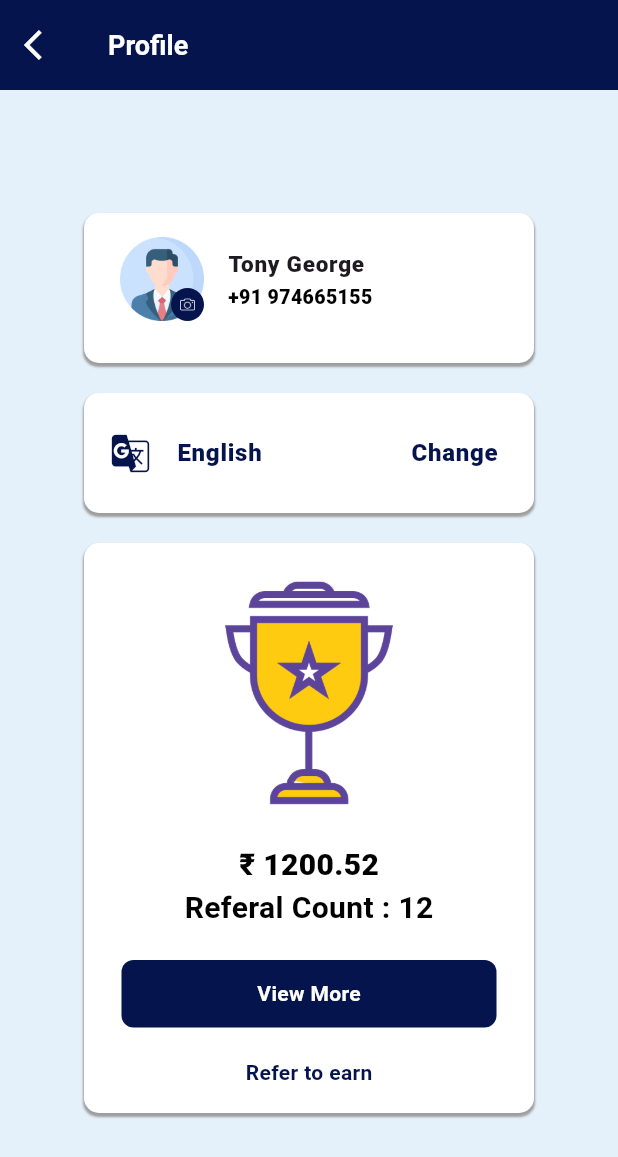
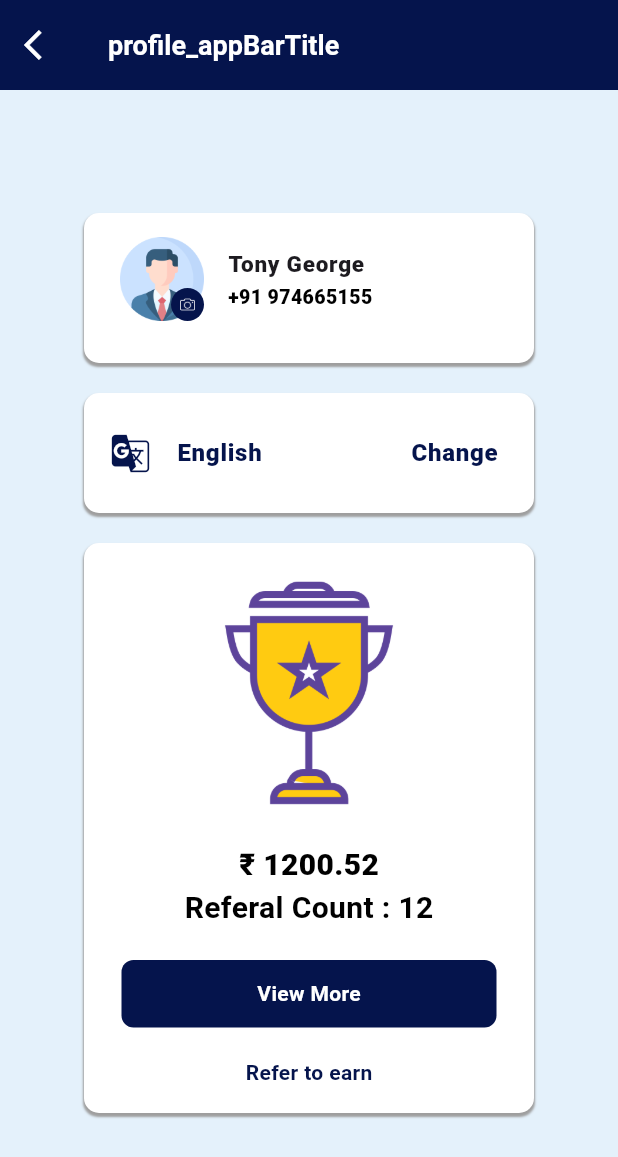
Before and after one commit to AthiraaAthi/project_way, a Flutter app: the ProfileScreen screen opened directly, on a phone screen of 412 x 824 dp. Shown: the top 1157 px of the screen. Run offline on Flutter 3.47's test engine with Material 3 defaults, Android fonts, the phone set to English and light mode, and no system bars; our stand-ins replace carousel_slider, easy_localization, fl_chart, flutter_toggle_tab, pinput, table_calendar and 1 more.

Commit message:
starte applying json in profile screen

```diff
--- a/lib/view/profile/profile_screen.dart
+++ b/lib/view/profile/profile_screen.dart
@@ -355,7 +355,7 @@ class _ProfileScreenState extends State<ProfileScreen> {
           ),
           backgroundColor: ColorConstant.defIndigo,
           title: Text(
-            "Profile",
+            "profile_appBarTitle".tr(),
             style: MediaQuery.of(context).size.width < 600
                 ? TextStyle(
                     color: Colors.white,
```
